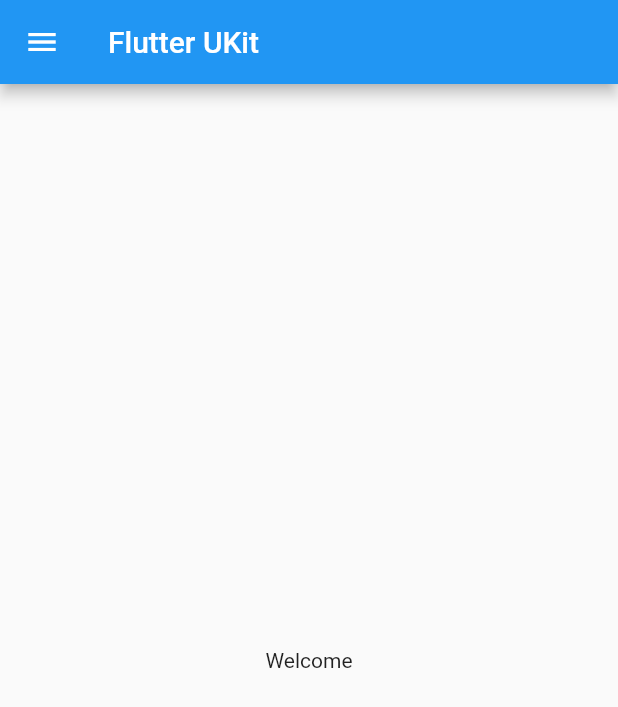
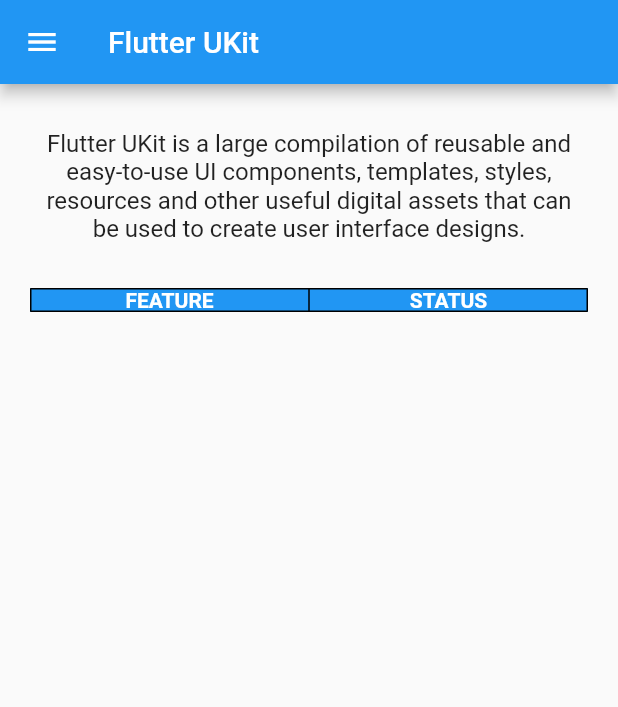
Before and after one commit to agisrh/flutter_ukit, a Flutter app: the screen it shows after launch, on a phone screen of 412 x 824 dp. Shown: the top 707 px of the screen. Run offline on Flutter 3.47's test engine with Material 3 defaults, Android fonts, the phone set to English and light mode, and no system bars.

Commit message:
dart format file

```diff
--- a/example/lib/main.dart
+++ b/example/lib/main.dart
@@ -48,7 +48,7 @@ class HomeScreen extends StatelessWidget {
                 'Flutter UKit',
               ),
               accountEmail: Text(
-                'version 0.0.1',
+                'version 0.0.2',
               ),
               currentAccountPicture: CircleAvatar(
                 child: FlutterLogo(size: 42.0),
@@ -199,8 +199,54 @@ class HomeScreen extends StatelessWidget {
           ],
         ),
       ),
-      body: const Center(
-        child: Text('Welcome'),
+      body: Center(
+        child: Column(
+          children: [
+            const Padding(
+              padding: EdgeInsets.all(30.0),
+              child: Text(
+                'Flutter UKit is a large compilation of reusable and easy-to-use UI components, templates, styles, resources and other useful digital assets that can be used to create user interface designs.',
+                style: TextStyle(fontSize: 16.0),
+                textAlign: TextAlign.center,
+              ),
+            ),
+            Container(
+              margin: const EdgeInsets.symmetric(horizontal: 20),
+              child: Table(
+                defaultVerticalAlignment: TableCellVerticalAlignment.middle,
+                border: TableBorder.all(
+                  color: Colors.black,
+                  style: BorderStyle.solid,
+                  width: 1,
+                ),
+                children: const [
+                  TableRow(
+                    decoration: BoxDecoration(color: Colors.blue),
+                    children: [
+                      Text(
+                        'FEATURE',
+                        style: TextStyle(
+                            fontWeight: FontWeight.bold, color: Colors.white),
+                        textAlign: TextAlign.center,
+                      ),
+                      Text(
+                        'STATUS',
+                        style: TextStyle(
+                            fontWeight: FontWeight.bold, color: Colors.white),
+                        textAlign: TextAlign.center,
+                      ),
+                    ],
+                  ),
+                  // TableRow(children: [
+                  //   Column(children: [Text('Javatpoint')]),
+                  //   Column(children: [Text('Flutter')]),
+                  //   Column(children: [Text('5*')]),
+                  // ]),
+                ],
+              ),
+            ),
+          ],
+        ),
       ),
     );
   }
--- a/lib/models/button_builder.dart
+++ b/lib/models/button_builder.dart
@@ -1,5 +1,3 @@
-// ignore_for_file: constant_identifier_names
-
 import 'package:flutter/material.dart';
 import 'ukit_builder.dart';
 
@@ -48,4 +46,4 @@ class UKitButtonBuilder extends UKitBuilder {
   });
 }
 
-enum IconPlace { LEFT, RIGHT, CENTER_LEFT, CENTER_RIGHT }
+enum IconPlace { left, right, centerLeft, centerRight }
--- a/lib/models/checkbox_builder.dart
+++ b/lib/models/checkbox_builder.dart
@@ -1,4 +1,3 @@
-
 import 'package:flutter/material.dart';
 import 'ukit_builder.dart';
 
--- a/lib/models/shimmer_builder.dart
+++ b/lib/models/shimmer_builder.dart
@@ -1,4 +1,3 @@
-
 import 'package:flutter/painting.dart';
 import 'ukit_builder.dart';
 
--- a/lib/models/typography_builder.dart
+++ b/lib/models/typography_builder.dart
@@ -1,4 +1,3 @@
-
 import 'package:flutter/material.dart';
 import 'ukit_builder.dart';
 
--- a/lib/models/ukit_action.dart
+++ b/lib/models/ukit_action.dart
@@ -1,4 +1,3 @@
-
 class UKitAction<T> {
   UKitAction({
     required this.child,
--- a/lib/models/ukit_builder.dart
+++ b/lib/models/ukit_builder.dart
@@ -1,2 +1 @@
-
 class UKitBuilder {}
--- a/lib/src/components/action_sheet/kit_action_sheet.dart
+++ b/lib/src/components/action_sheet/kit_action_sheet.dart
@@ -1,4 +1,3 @@
-
 import 'package:flutter/material.dart';
 import 'package:flutter_ukit/models/ukit_action.dart';
 
```
Also changed, not shown: example/lib/styles.dart (+4 -4 lines), lib/src/components/button/button_content.dart (+4 -4 lines), 1 other file.
